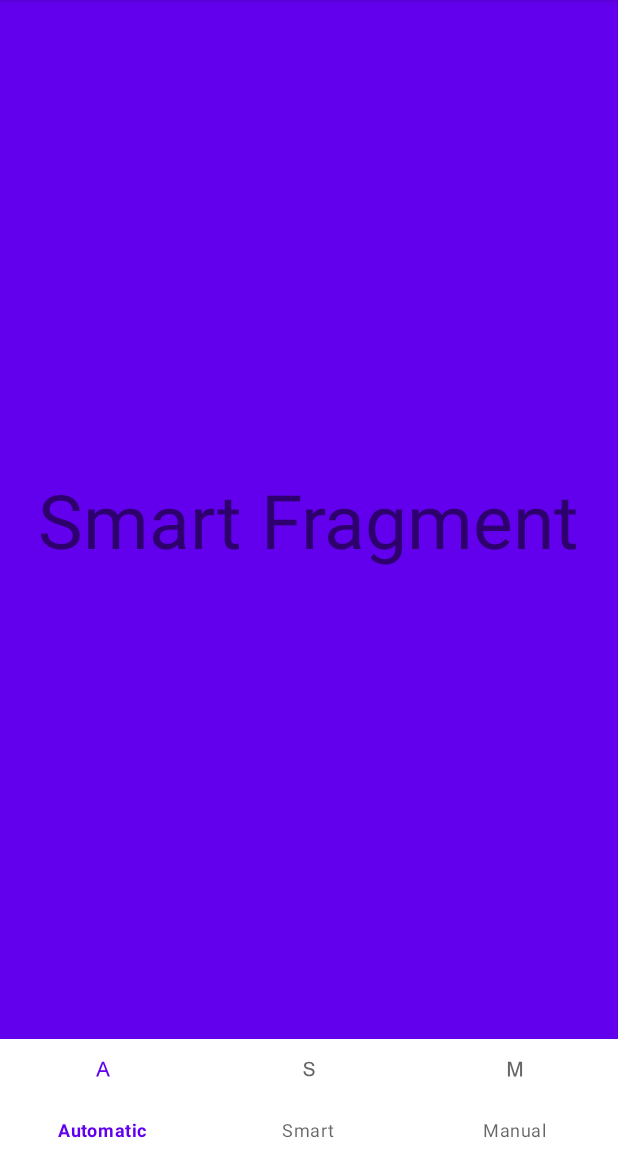
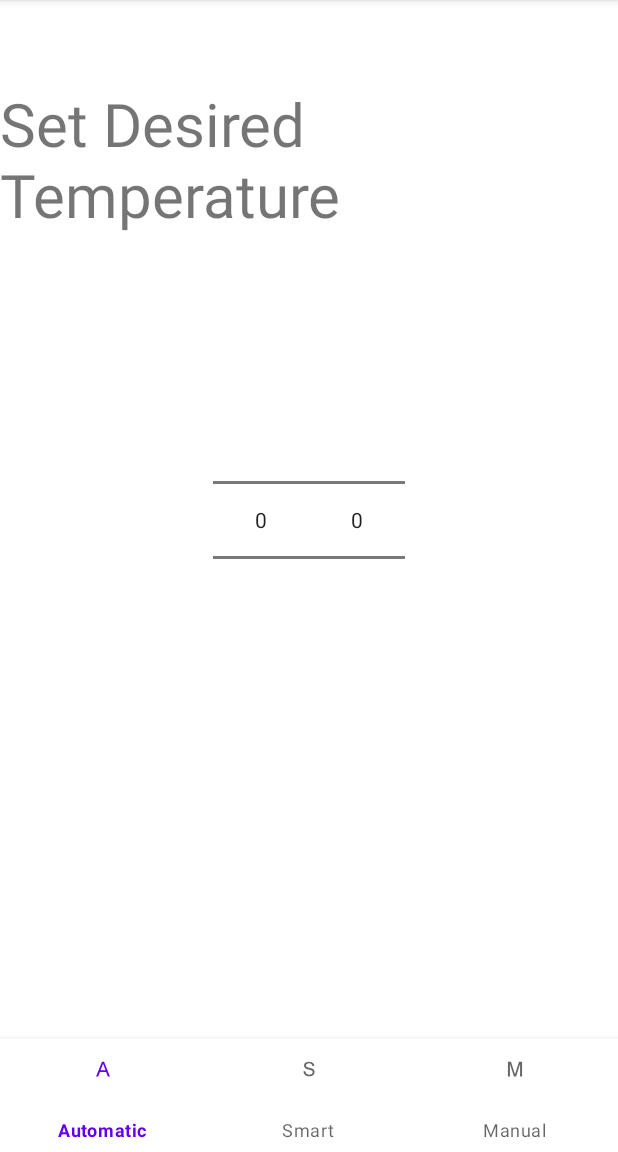
Before and after one commit to kpirabaharan/Smart-Windows-App, an Android app: the screen it shows after launch (MainActivity), on a phone screen of 412 x 824 dp, the part 84-1236 px from its top. Run offline under Robolectric (Android 15) with nearby library versions, the phone set to English and light mode, and no system bars.

```diff
--- a/app/src/main/java/com/example/smartwindowsapp/MainActivity.kt
+++ b/app/src/main/java/com/example/smartwindowsapp/MainActivity.kt
@@ -30,6 +30,7 @@ class MainActivity : AppCompatActivity() {
     private fun setCurrentFragment(fragment: Fragment) =
         supportFragmentManager.beginTransaction().apply {
             replace(R.id.fragment_c, fragment)
+            addToBackStack(null) // Make back button work as intended
             commit()
         }
 }
--- a/app/src/main/java/com/example/smartwindowsapp/SmartFragment.kt
+++ b/app/src/main/java/com/example/smartwindowsapp/SmartFragment.kt
@@ -1,6 +1,17 @@
 package com.example.smartwindowsapp
 
+import android.os.Bundle
+import android.view.LayoutInflater
+import android.view.View
+import android.view.ViewGroup
+import android.widget.NumberPicker
+import android.widget.TextView
 import androidx.fragment.app.Fragment
+import androidx.navigation.fragment.findNavController
 
-class SmartFragment : Fragment(R.layout.fragment_smart){
+class SmartFragment : Fragment(R.layout.fragment_smart) {
+
+    override fun onViewCreated(view: View, savedInstanceState: Bundle?) {
+        super.onViewCreated(view, savedInstanceState)
+    }
 }
--- a/app/src/main/res/layout/fragment_automatic.xml
+++ b/app/src/main/res/layout/fragment_automatic.xml
@@ -4,8 +4,8 @@
     xmlns:tools="http://schemas.android.com/tools"
     android:layout_width="match_parent"
     android:layout_height="match_parent"
-    tools:context=".MainActivity"
-    android:background="@color/design_default_color_primary">
+    tools:context=".MainActivity">
+    //android:background="@color/design_default_color_primary">
 
     <TextView
         android:id="@+id/automatic_fragment"
--- a/app/src/main/res/layout/fragment_manual.xml
+++ b/app/src/main/res/layout/fragment_manual.xml
@@ -4,8 +4,8 @@
     xmlns:tools="http://schemas.android.com/tools"
     android:layout_width="match_parent"
     android:layout_height="match_parent"
-    tools:context=".MainActivity"
-    android:background="@color/design_default_color_primary">
+    tools:context=".MainActivity">
+    //android:background="@color/design_default_color_primary">
 
     <TextView
         android:id="@+id/manual_fragment"
--- a/app/src/main/res/layout/fragment_smart.xml
+++ b/app/src/main/res/layout/fragment_smart.xml
@@ -4,19 +4,45 @@
     xmlns:tools="http://schemas.android.com/tools"
     android:layout_width="match_parent"
     android:layout_height="match_parent"
-    tools:context=".MainActivity"
-    android:background="@color/design_default_color_primary">
+    android:scrollbarSize="10dp"
+    tools:context=".SmartFragment">
+
 
     <TextView
-        android:id="@+id/smart_fragment"
+        android:id="@+id/desired_temp_text"
         android:layout_width="wrap_content"
         android:layout_height="wrap_content"
-        android:text="Smart Fragment"
-        android:textSize="50sp"
-        app:layout_constraintBottom_toBottomOf="parent"
+        android:layout_marginBottom="100dp"
+        android:text="@string/desired_temp_set_text"
+        android:textSize="40sp"
+        app:layout_constraintBottom_toTopOf="@+id/temp_unit"
         app:layout_constraintEnd_toEndOf="parent"
         app:layout_constraintHorizontal_bias="0.5"
-        app:layout_constraintStart_toStartOf="parent"
+        app:layout_constraintStart_toStartOf="parent" />
+
+    <NumberPicker
+        android:id="@+id/temp_input"
+        android:layout_width="wrap_content"
+        android:layout_height="wrap_content"
+        android:scrollbarStyle="outsideInset"
+        android:visibility="visible"
+        app:layout_constraintBottom_toBottomOf="parent"
+        app:layout_constraintEnd_toStartOf="@+id/guideline6"
         app:layout_constraintTop_toTopOf="parent" />
 
+    <NumberPicker
+        android:id="@+id/temp_unit"
+        android:layout_width="wrap_content"
+        android:layout_height="wrap_content"
+        app:layout_constraintBottom_toBottomOf="parent"
+        app:layout_constraintStart_toEndOf="@+id/temp_input"
+        app:layout_constraintTop_toTopOf="parent" />
+
+    <androidx.constraintlayout.widget.Guideline
+        android:id="@+id/guideline6"
+        android:layout_width="wrap_content"
+        android:layout_height="wrap_content"
+        android:orientation="vertical"
+        app:layout_constraintGuide_percent="0.5" />
+
 </androidx.constraintlayout.widget.ConstraintLayout>
--- a/app/src/main/res/menu/mode_menus.xml
+++ b/app/src/main/res/menu/mode_menus.xml
@@ -13,6 +13,4 @@
         android:id="@+id/manual"
         android:title="Manual"
         android:icon="@drawable/ic_manual_foreground"/>
-
-
 </menu>
```
Also changed, not shown: app/src/main/res/values/strings.xml (+10 -0 lines).
